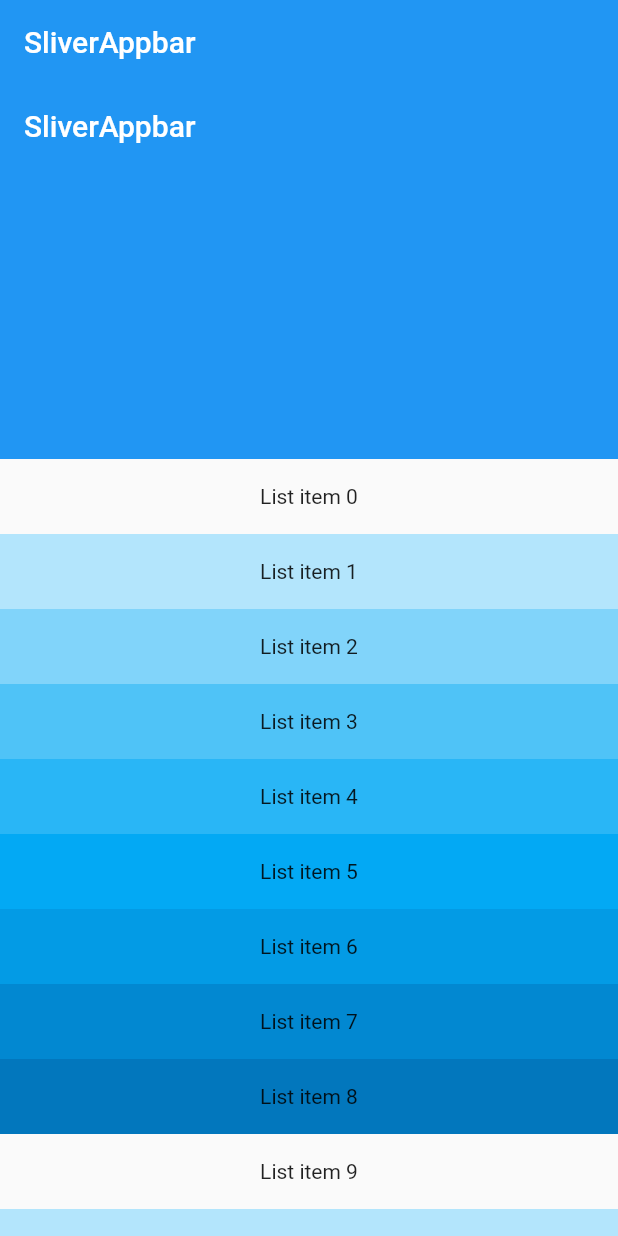
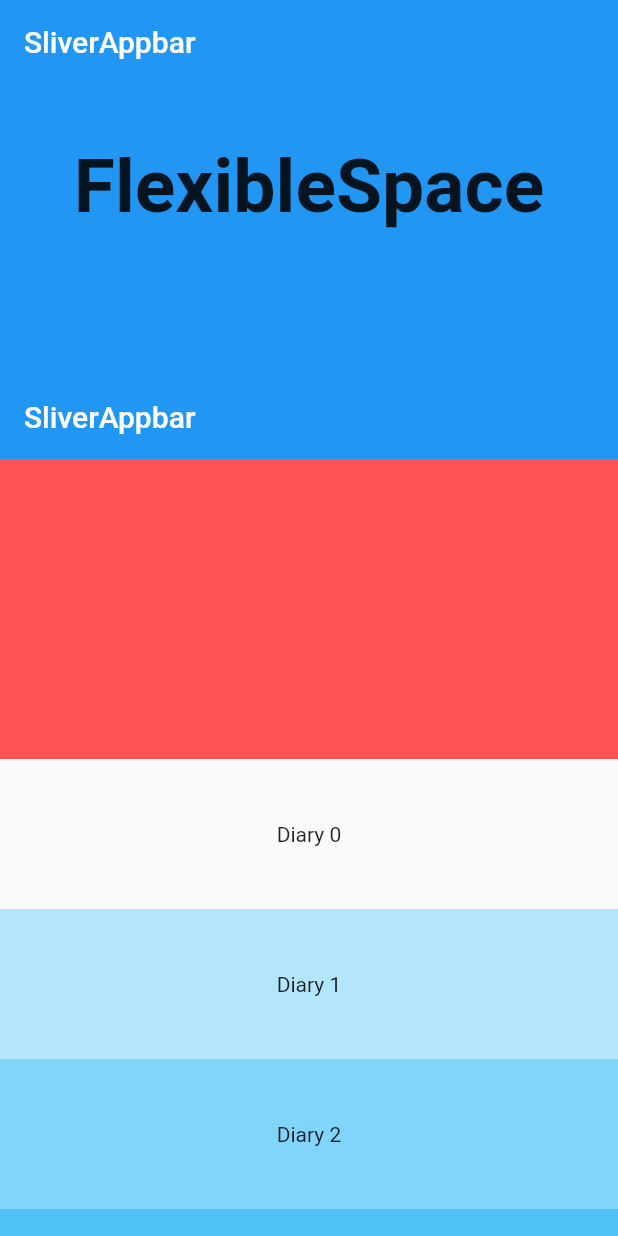
Before and after one commit to S-Sojung/flutter-sliver-practice, a Flutter app: the screen it shows after launch, on a phone screen of 412 x 824 dp. Run offline on Flutter 3.47's test engine with Material 2 defaults, Android fonts, the phone set to English and light mode, and no system bars.

Commit message:
Sliver Scroll practice

```diff
--- /dev/null
+++ b/lib/ad.dart
@@ -0,0 +1,15 @@
+import 'package:flutter/material.dart';
+
+class Ad extends StatelessWidget {
+  final int index;
+  const Ad(this.index, {Key? key}) : super(key: key);
+
+  @override
+  Widget build(BuildContext context) {
+    return Container(
+      alignment: Alignment.center,
+      color: Colors.lightBlue[100 * (index % 9)],
+      child: Text("Advertise $index"),
+    );
+  }
+}
--- /dev/null
+++ b/lib/diary.dart
@@ -0,0 +1,15 @@
+import 'package:flutter/material.dart';
+
+class Diary extends StatelessWidget {
+  final int index;
+  const Diary(this.index, {Key? key}) : super(key: key);
+
+  @override
+  Widget build(BuildContext context) {
+    return Container(
+      alignment: Alignment.center,
+      color: Colors.lightBlue[100 * (index % 9)],
+      child: Text("Diary $index"),
+    );
+  }
+}
--- a/lib/main.dart
+++ b/lib/main.dart
@@ -1,4 +1,7 @@
+
 import 'package:flutter/material.dart';
+import 'package:sliver_app/ad.dart';
+import 'package:sliver_app/diary.dart';
 
 void main() {
   runApp(const MyApp());
@@ -22,28 +25,66 @@ class HomePage extends StatelessWidget {
   Widget build(BuildContext context) {
     return Scaffold(
       body: CustomScrollView(
+        // scrollDirection: Axis.horizontal, //방향 제어가능
+        // 전체는 세로지만, 가로 슬라이딩을 하기위해서는 nestedScrollView 이용
         slivers: [
+          SliverAppBar(
+            snap: true,
+            floating: true,
+            title: Text("SliverAppbar"),
+            pinned: false,
+            //고정
+            expandedHeight: 250,
+            //최대크기 늘려줌 //기본 60
+            flexibleSpace: Container(
+              child: Center(
+                child: Text(
+                  "FlexibleSpace",
+                  style: TextStyle(fontSize: 50, fontWeight: FontWeight.bold),
+                ),
+              ),
+            ),
+          ),
           SliverAppBar(
             title: Text("SliverAppbar"),
             pinned: true, //고정
           ),
-          SliverAppBar(
-            title: Text("SliverAppbar"),
-            pinned: false, //고정
-            expandedHeight: 250, //최대크기 늘려줌
+          // SliverList(delegate: SliverChildListDelegate), //아이템이 정해져 있고 계산을 하지 않을 경우 사용
+          // Sliver를 쓰면 슬리버 앱바가 들어가고 리스트가 들어갈수도 있는데, 고정된 크기의 박스를 넣고싶으면 SliverToBoxAdapter 사용
+          SliverToBoxAdapter(
+            child: Container(
+              color: Colors.redAccent,
+              height: 200,
+            ),
           ),
-          SliverList(delegate: SliverChildBuilderDelegate(
-            (context, index) {
-              return Container(
-                height: 50,
-                alignment: Alignment.center,
-                color: Colors.lightBlue[100 * (index % 9)],
-                child: Text("List item $index"),
-              );
-            },
-          ))
+
+          SliverFixedExtentList(
+              itemExtent: 100, // 아이템들의 높이를 쌩까고 얘가 정함
+              delegate: SliverChildBuilderDelegate(
+                //계산이 필요하면 무조건 Builder 사용해야함
+                childCount: 50,
+                (context, index) {
+                  if (index % 5 == 0 && index != 0) {
+                    return Ad((index / 5).toInt());
+                  } else
+                    return Diary(index);
+                },
+              ))
         ],
       ),
     );
   }
+
+  SliverList buildSliverList() {
+    return SliverList(delegate: SliverChildBuilderDelegate(
+      (context, index) {
+        return Container(
+          height: 100,
+          alignment: Alignment.center,
+          color: Colors.lightBlue[100 * (index % 9)],
+          child: Text("List item $index"),
+        );
+      },
+    ));
+  }
 }
```
